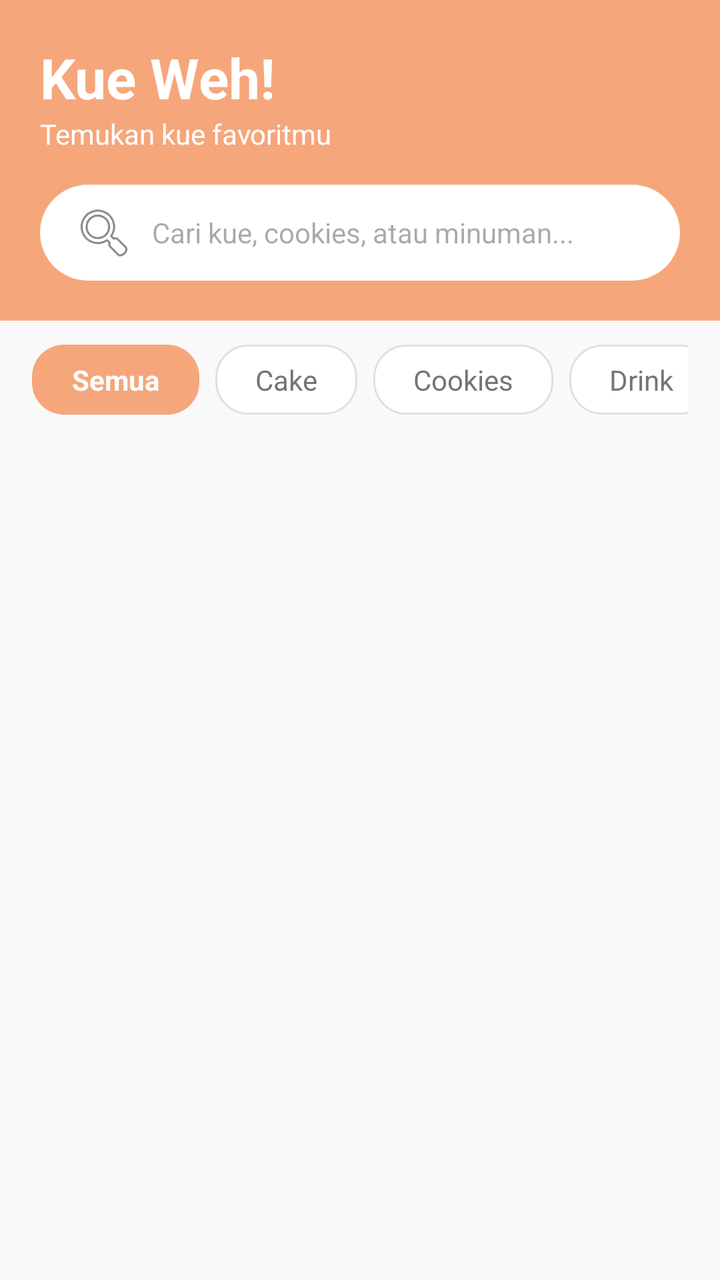
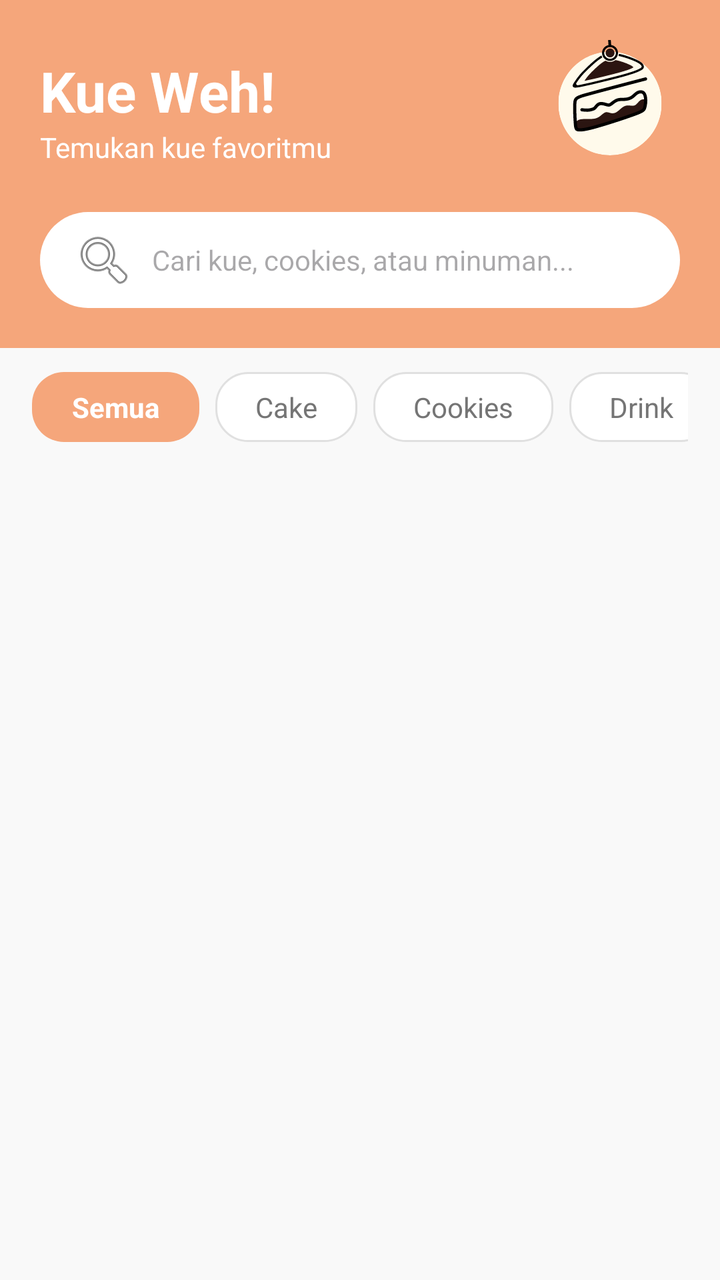

The first picture is an Android layout as it rendered before a commit; the second is the same layout after the commit. The layout source and the unified diff follow.
<!-- AndroidManifest.xml: application theme Theme.KueWeh -->
<!-- res/layout/fragment_home.xml -->
<?xml version="1.0" encoding="utf-8"?>
<LinearLayout xmlns:android="http://schemas.android.com/apk/res/android"
    xmlns:app="http://schemas.android.com/apk/res-auto"
    android:layout_width="match_parent"
    android:layout_height="match_parent"
    android:background="#F9F9F9"
    android:orientation="vertical">

    <LinearLayout
        android:layout_width="match_parent"
        android:layout_height="wrap_content"
        android:background="#F5A67B"
        android:orientation="vertical"
        android:padding="20dp">

        <TextView
            android:layout_width="wrap_content"
            android:layout_height="wrap_content"
            android:text="Kue Weh!"
            android:textColor="#FFFFFF"
            android:textSize="28sp"
            android:textStyle="bold" />

        <TextView
            android:layout_width="wrap_content"
            android:layout_height="wrap_content"
            android:layout_marginBottom="16dp"
            android:text="Temukan kue favoritmu"
            android:textColor="#FFFFFF"
            android:textSize="14sp" />

        <EditText
            android:id="@+id/etSearch"
            android:layout_width="match_parent"
            android:layout_height="48dp"
            android:background="@drawable/bg_search_rounded"
            android:drawableStart="@android:drawable/ic_menu_search"
            android:drawablePadding="8dp"
            android:hint="Cari kue, cookies, atau minuman..."
            android:paddingStart="16dp"
            android:paddingEnd="16dp"
            android:textSize="14sp" />
    </LinearLayout>

    <HorizontalScrollView
        android:layout_width="match_parent"
        android:layout_height="wrap_content"
        android:paddingHorizontal="16dp"
        android:paddingVertical="12dp"
        android:scrollbars="none">

        <LinearLayout
            android:layout_width="wrap_content"
            android:layout_height="wrap_content"
            android:orientation="horizontal">

            <TextView
                android:id="@+id/tvFilterSemua"
                android:layout_width="wrap_content"
                android:layout_height="wrap_content"
                android:background="@drawable/bg_chip_active"
                android:paddingHorizontal="20dp"
                android:paddingVertical="8dp"
                android:text="Semua"
                android:textColor="#FFFFFF"
                android:textStyle="bold" />

            <TextView
                android:id="@+id/tvFilterCake"
                android:layout_width="wrap_content"
                android:layout_height="wrap_content"
                android:layout_marginStart="8dp"
                android:background="@drawable/bg_chip_inactive"
                android:paddingHorizontal="20dp"
                android:paddingVertical="8dp"
                android:text="Cake"
                android:textColor="#757575" />

            <TextView
                android:id="@+id/tvFilterCookies"
                android:layout_width="wrap_content"
                android:layout_height="wrap_content"
                android:layout_marginStart="8dp"
                android:background="@drawable/bg_chip_inactive"
                android:paddingHorizontal="20dp"
                android:paddingVertical="8dp"
                android:text="Cookies"
                android:textColor="#757575" />

            <TextView
                android:id="@+id/tvFilterDrink"
                android:layout_width="wrap_content"
                android:layout_height="wrap_content"
                android:layout_marginStart="8dp"
                android:background="@drawable/bg_chip_inactive"
                android:paddingHorizontal="20dp"
                android:paddingVertical="8dp"
                android:text="Drink"
                android:textColor="#757575" />
        </LinearLayout>
    </HorizontalScrollView>

    <androidx.recyclerview.widget.RecyclerView
        android:id="@+id/rvKue"
        android:layout_width="match_parent"
        android:layout_height="0dp"
        android:layout_weight="1"
        android:clipToPadding="false"
        android:padding="8dp"
        app:layoutManager="androidx.recyclerview.widget.GridLayoutManager"
        app:spanCount="2" />

</LinearLayout>
<!-- resources referenced by this layout -->
<resources>
  <!-- drawable bg_chip_active (drawable) -->
  <?xml version="1.0" encoding="utf-8"?>
  <shape xmlns:android="http://schemas.android.com/apk/res/android">
      <solid android:color="#F5A67B" /> <corners android:radius="16dp" />
  </shape>
  <!-- drawable bg_chip_inactive (drawable) -->
  <?xml version="1.0" encoding="utf-8"?>
  <shape xmlns:android="http://schemas.android.com/apk/res/android">
      <solid android:color="#FFFFFF" />
      <stroke android:width="1dp" android:color="#E0E0E0" /> <corners android:radius="16dp" />
  </shape>
  <!-- drawable bg_search_rounded (drawable) -->
  <?xml version="1.0" encoding="utf-8"?>
  <shape xmlns:android="http://schemas.android.com/apk/res/android">
      <solid android:color="#FFFFFF" />
      <corners android:radius="24dp" /> </shape>
  <style name="Theme.KueWeh" parent="Base.Theme.KueWeh" />
  <style name="Base.Theme.KueWeh" parent="Theme.Material3.DayNight.NoActionBar">
          
          
      </style>
</resources>

<!-- the commit's change to res/layout/fragment_home.xml (unified diff, before → after) -->
@@ -6,6 +6,7 @@
     android:background="#F9F9F9"
     android:orientation="vertical">
 
+    
     <LinearLayout
         android:layout_width="match_parent"
         android:layout_height="wrap_content"
@@ -13,22 +14,48 @@
         android:orientation="vertical"
         android:padding="20dp">
 
-        <TextView
-            android:layout_width="wrap_content"
+        
+        <LinearLayout
+            android:layout_width="match_parent"
             android:layout_height="wrap_content"
-            android:text="Kue Weh!"
-            android:textColor="#FFFFFF"
-            android:textSize="28sp"
-            android:textStyle="bold" />
+            android:orientation="horizontal"
+            android:gravity="center_vertical"
+            android:layout_marginBottom="16dp">
 
-        <TextView
-            android:layout_width="wrap_content"
-            android:layout_height="wrap_content"
-            android:layout_marginBottom="16dp"
-            android:text="Temukan kue favoritmu"
-            android:textColor="#FFFFFF"
-            android:textSize="14sp" />
+            
+            <LinearLayout
+                android:layout_width="0dp"
+                android:layout_height="wrap_content"
+                android:layout_weight="1"
+                android:orientation="vertical">
 
+                <TextView
+                    android:layout_width="wrap_content"
+                    android:layout_height="wrap_content"
+                    android:text="Kue Weh!"
+                    android:textColor="#FFFFFF"
+                    android:textSize="28sp"
+                    android:textStyle="bold" />
+
+                <TextView
+                    android:layout_width="wrap_content"
+                    android:layout_height="wrap_content"
+                    android:text="Temukan kue favoritmu"
+                    android:textColor="#FFFFFF"
+                    android:textSize="14sp" />
+            </LinearLayout>
+
+            
+            <ImageView
+                android:layout_width="70dp"
+                android:layout_height="70dp"
+                android:src="@drawable/ic_logo_kueweh"
+                android:scaleType="fitCenter"
+                android:scaleX="1.8"
+                android:scaleY="1.8" />
+        </LinearLayout>
+
+        
         <EditText
             android:id="@+id/etSearch"
             android:layout_width="match_parent"
@@ -42,6 +69,7 @@
             android:textSize="14sp" />
     </LinearLayout>
 
+    
     <HorizontalScrollView
         android:layout_width="match_parent"
         android:layout_height="wrap_content"
@@ -100,6 +128,7 @@
         </LinearLayout>
     </HorizontalScrollView>
 
+    
     <androidx.recyclerview.widget.RecyclerView
         android:id="@+id/rvKue"
         android:layout_width="match_parent"
<!-- resource entries referenced after the edit -->
@@ -16,6 +16,7 @@
   <shape xmlns:android="http://schemas.android.com/apk/res/android">
       <solid android:color="#FFFFFF" />
       <corners android:radius="24dp" /> </shape>
+  <!-- drawable ic_logo_kueweh: vector/xml drawable (drawable, 7441 chars, omitted) -->
   <style name="Theme.KueWeh" parent="Base.Theme.KueWeh" />
   <style name="Base.Theme.KueWeh" parent="Theme.Material3.DayNight.NoActionBar">
           
